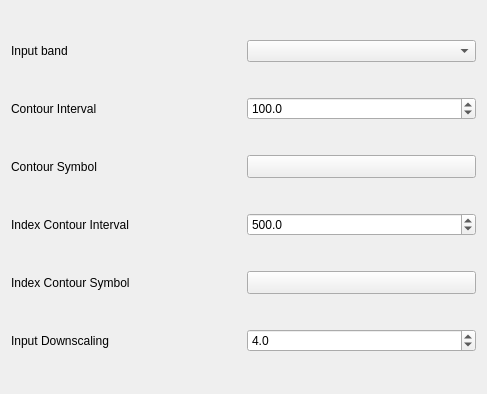
Qt form src/ui/qgsrastercontourrendererwidget.ui (qgis/QGIS) before a commit.
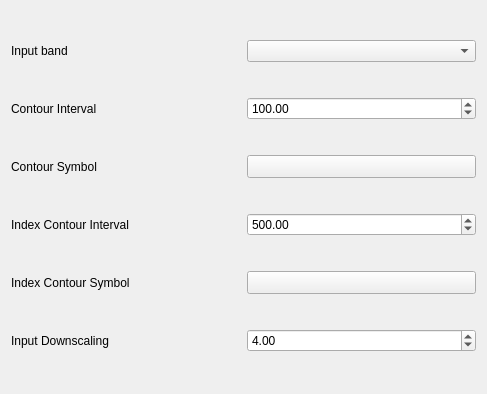
The same form after that commit. Custom widgets are drawn as their Qt base class.

Commit message: Allow 2 decimals for raster contour intervals

```diff
--- a/src/ui/qgsrastercontourrendererwidget.ui
+++ b/src/ui/qgsrastercontourrendererwidget.ui
@@ -34,7 +34,7 @@
    <item row="1" column="1">
     <widget class="QgsDoubleSpinBox" name="mContourIntervalSpinBox">
      <property name="decimals">
-      <number>1</number>
+      <number>2</number>
      </property>
      <property name="minimum">
       <double>0.100000000000000</double>
@@ -77,7 +77,7 @@
    <item row="3" column="1">
     <widget class="QgsDoubleSpinBox" name="mIndexContourIntervalSpinBox">
      <property name="decimals">
-      <number>1</number>
+      <number>2</number>
      </property>
      <property name="maximum">
       <double>999999.000000000000000</double>
@@ -117,7 +117,7 @@
    <item row="5" column="1">
     <widget class="QgsDoubleSpinBox" name="mDownscaleSpinBox">
      <property name="decimals">
-      <number>1</number>
+      <number>2</number>
      </property>
      <property name="minimum">
       <double>1.000000000000000</double>
```
